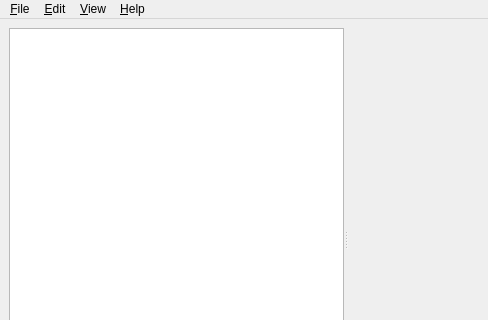
The window that gather/gtmainwindow.ui (tomnotcat/gather) describes before a commit, drawn with Qt 5; both pictures show x 0 to 488 and y 0 to 320 of the 488 by 481 pixel window.
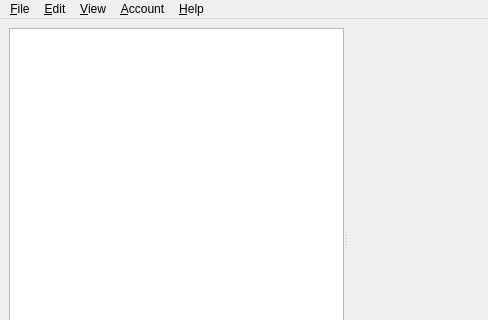
The same window after the commit. Custom widgets are drawn as their Qt base class.

```diff
--- a/gather/gtmainwindow.ui
+++ b/gather/gtmainwindow.ui
@@ -83,9 +83,15 @@
     </property>
     <addaction name="actionAboutGather"/>
    </widget>
+   <widget class="QMenu" name="menuAccount">
+    <property name="title">
+     <string>&amp;Account</string>
+    </property>
+   </widget>
    <addaction name="menuFile"/>
    <addaction name="menuEdit"/>
    <addaction name="menuView"/>
+   <addaction name="menuAccount"/>
    <addaction name="menuHelp"/>
   </widget>
   <widget class="QStatusBar" name="statusbar"/>
```
